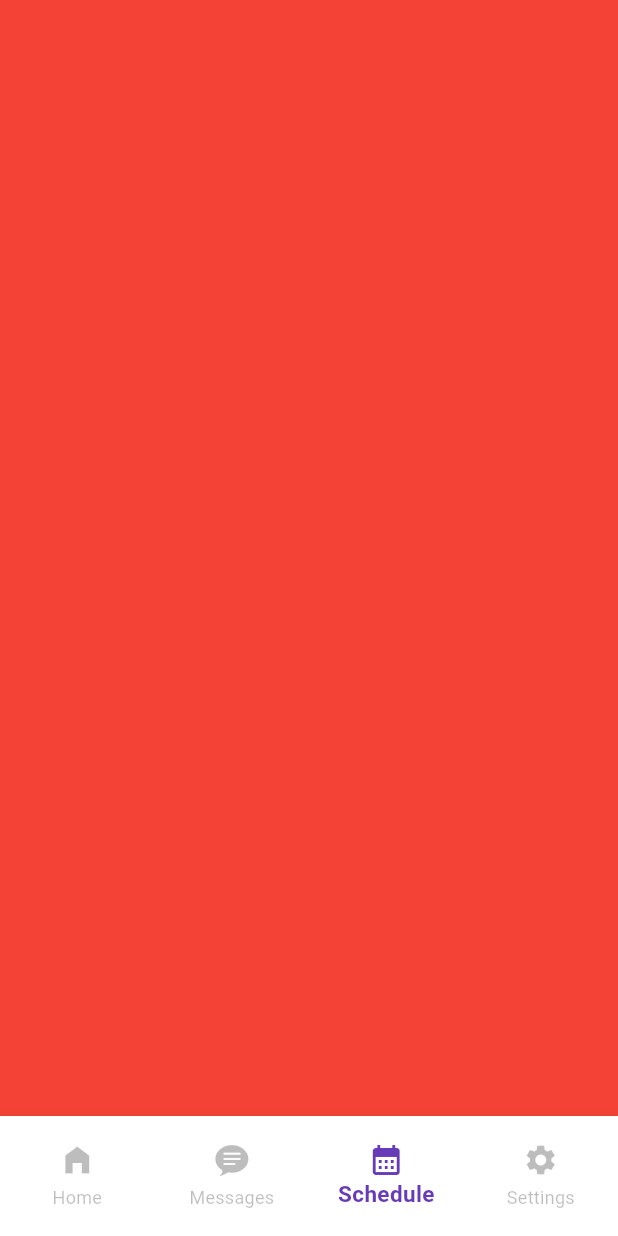
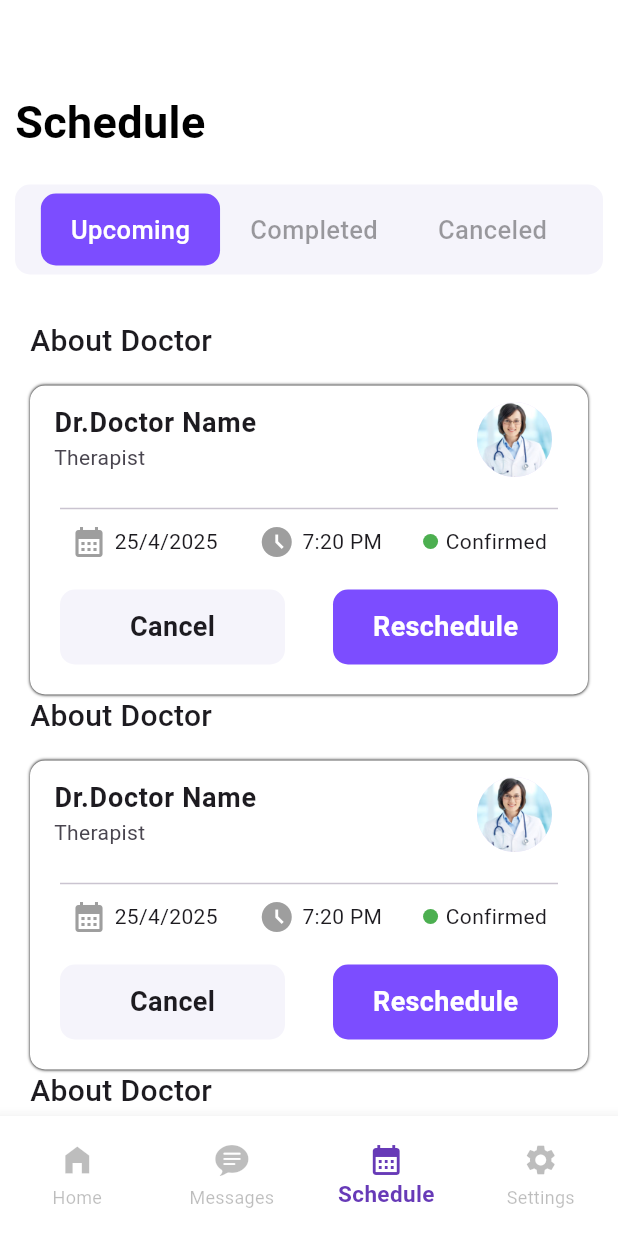
Before and after one commit to HossamGado/book_appointment, a Flutter app: the NavBarRoots screen opened directly, item 3 of the bottom bar chosen, on a phone screen of 412 x 824 dp. Run offline on Flutter 3.47's test engine with Material 3 defaults, Android fonts, the phone set to English and light mode, and no system bars.

Commit message:
Schedule finish

```diff
--- a/lib/main.dart
+++ b/lib/main.dart
@@ -1,4 +1,4 @@
-import 'package:doctor_appointment/screens/welcome_screen.dart';
+import 'package:doctor_appointment/widgets/navbar_roots.dart';
 import 'package:flutter/material.dart';
 
 void main() {
@@ -13,7 +13,7 @@ class MyApp extends StatelessWidget {
   Widget build(BuildContext context) {
     return MaterialApp(
       debugShowCheckedModeBanner: false,
-      home: WelcomeScreen(),
+      home: NavBarRoots(),
 
     );
   }
--- a/lib/screens/schedule_screen.dart
+++ b/lib/screens/schedule_screen.dart
@@ -1,12 +1,128 @@
+import 'package:doctor_appointment/widgets/upcoming_schedule.dart';
 import 'package:flutter/material.dart';
 
-class ScheduleScreen extends StatelessWidget {
+class ScheduleScreen extends StatefulWidget {
   const ScheduleScreen({super.key});
 
   @override
+  State<ScheduleScreen> createState() => _ScheduleScreenState();
+}
+
+class _ScheduleScreenState extends State<ScheduleScreen> {
+  int buttonIndex = 0;
+  final scheduleWidgets = [
+  UpcomingSchedule(),
+    Center(
+      child: Text("Completed",style: TextStyle(
+          fontSize: 20,
+          fontWeight: FontWeight.w500
+      ),),
+    ),
+    Center(
+      child: Text("Canceled",style: TextStyle(
+          fontSize: 20,
+          fontWeight: FontWeight.w500
+      ),),
+    ),
+  ];
+
+  @override
   Widget build(BuildContext context) {
-    return Container(
-      color: Colors.red,
+    return Padding(
+      padding: const EdgeInsets.only(top: 60,left: 10,right: 10),
+      child: SingleChildScrollView(
+        child: Column(
+          crossAxisAlignment: CrossAxisAlignment.start,
+          children: [
+            const Text(
+              "Schedule",
+              style: TextStyle(
+                  color: Colors.black, fontWeight: FontWeight.bold, fontSize: 30),
+            ),
+            SizedBox(
+              height: 20,
+            ),
+            Container(
+              height: 60,
+              decoration: BoxDecoration(
+                color: const Color(0xfff5f4fb),
+                borderRadius: BorderRadius.circular(10),
+              ),
+              child: Row(
+                mainAxisAlignment: MainAxisAlignment.center,
+                children: [
+                  InkWell(
+                    onTap: () {
+                      setState(() {
+                        buttonIndex = 0;
+                      });
+                    },
+                    child: Container(
+                      padding: EdgeInsets.symmetric(vertical: 12,horizontal: 20),
+                      decoration: BoxDecoration(
+                        color: buttonIndex==0?Colors.deepPurpleAccent:Colors.transparent,
+                        borderRadius: BorderRadius.circular(10),
+                      ),
+                      child: Text(
+                        "Upcoming",
+                        style: TextStyle(fontWeight: FontWeight.w500, fontSize: 17,
+                          color: buttonIndex==0?Colors.white:Colors.black38,
+
+                        ),
+                      ),
+                    ),
+                  ),
+                  InkWell(
+                    onTap: () {
+                      setState(() {
+                        buttonIndex = 1;
+                      });
+                    },
+                    child: Container(
+                      padding: EdgeInsets.symmetric(vertical: 12,horizontal: 20),
+                      decoration: BoxDecoration(
+                        color: buttonIndex==1?Colors.deepPurpleAccent:Colors.transparent,
+
+                        borderRadius: BorderRadius.circular(10),
+                      ),
+                      child: Text(
+                        "Completed",
+                        style: TextStyle(fontWeight: FontWeight.w500, fontSize: 17,
+                          color: buttonIndex==1?Colors.white:Colors.black38,
+
+                        ),
+                      ),
+                    ),
+                  ),
+                  InkWell(
+                    onTap: () {
+                      setState(() {
+                        buttonIndex = 2;
+                      });
+                    },
+                    child: Container(
+                      padding: EdgeInsets.symmetric(vertical: 12,horizontal: 20),
+                      decoration: BoxDecoration(
+                        color: buttonIndex==2?Colors.deepPurpleAccent:Colors.transparent,
+                        borderRadius: BorderRadius.circular(10),
+                      ),
+                      child: Text(
+                        "Canceled",
+                        style: TextStyle(fontWeight: FontWeight.w500, fontSize: 17,
+                          color: buttonIndex==2?Colors.white:Colors.black38,
+
+                        ),
+                      ),
+                    ),
+                  ),
+                ],
+              ),
+            ),
+            SizedBox(height: 30,),
+            scheduleWidgets[buttonIndex],
+          ],
+        ),
+      ),
     );
   }
 }
--- /dev/null
+++ b/lib/widgets/upcoming_schedule.dart
@@ -0,0 +1,392 @@
+import 'package:flutter/material.dart';
+
+class UpcomingSchedule extends StatelessWidget {
+  const UpcomingSchedule({super.key});
+
+  @override
+  Widget build(BuildContext context) {
+    return Padding(
+      padding: EdgeInsets.symmetric(horizontal: 10),
+      child: Column(
+        crossAxisAlignment: CrossAxisAlignment.start,
+        children: [
+          Text(
+            "About Doctor",
+            style: TextStyle(fontWeight: FontWeight.w500, fontSize: 20),
+          ),
+          SizedBox(
+            height: 15,
+          ),
+          Container(
+            decoration: BoxDecoration(
+              color: Colors.white,
+              borderRadius: BorderRadius.circular(10),
+              boxShadow: [
+                BoxShadow(
+                  blurRadius: 1,
+                )
+              ],
+            ),
+            child: SizedBox(
+              width: MediaQuery.of(context).size.width,
+              child: Column(
+                children: [
+                  ListTile(
+                    title: Text(
+                      "Dr.Doctor Name",
+                      style:
+                          TextStyle(fontSize: 18, fontWeight: FontWeight.bold),
+                    ),
+                    subtitle: Text("Therapist"),
+                    trailing: CircleAvatar(
+                      radius: 25,
+                      backgroundImage: AssetImage("assets/images/doctor1.jpg"),
+                    ),
+                  ),
+                  Divider(
+                    height: 20,
+                    endIndent: 20,
+                    indent: 20,
+                    thickness: 1,
+                  ),
+                  Row(
+                    mainAxisAlignment: MainAxisAlignment.spaceEvenly,
+                    children: [
+                      Row(
+                        mainAxisAlignment: MainAxisAlignment.spaceBetween,
+                        children: [
+                          Icon(
+                            Icons.calendar_month,
+                            color: Colors.grey,
+                          ),
+                          SizedBox(
+                            width: 5,
+                          ),
+                          Text("25/4/2025"),
+                        ],
+                      ),
+                      Row(
+                        mainAxisAlignment: MainAxisAlignment.spaceBetween,
+                        children: [
+                          Icon(
+                            Icons.access_time_filled,
+                            color: Colors.grey,
+                          ),
+                          SizedBox(
+                            width: 5,
+                          ),
+                          Text("7:20 PM"),
+                        ],
+                      ),
+                      Row(
+                        mainAxisAlignment: MainAxisAlignment.spaceBetween,
+                        children: [
+                          Container(
+                            padding: EdgeInsets.all(5),
+                            decoration: BoxDecoration(
+                              shape: BoxShape.circle,
+                              color: Colors.green,
+                            ),
+                          ),
+                          SizedBox(
+                            width: 5,
+                          ),
+                          Text("Confirmed"),
+                        ],
+                      ),
+                    ],
+                  ),
+                  Padding(
+                    padding: const EdgeInsets.symmetric(vertical: 20,horizontal: 20),
+                    child: Row(
+                      mainAxisAlignment: MainAxisAlignment.spaceBetween,
+                      children: [
+                        InkWell(
+                          child: Container(
+                            height: 50,
+                            width: 150,
+                            decoration: BoxDecoration(
+                                borderRadius: BorderRadius.circular(10),
+                                color: Color(0xfff5f4fb)),
+                            child: Center(child: Text("Cancel",style: TextStyle(
+                                fontWeight: FontWeight.bold,
+                                fontSize: 18
+                            ),)),
+                          ),
+                        ),
+                        InkWell(
+                          child: Container(
+                            height: 50,
+                            width: 150,
+                            decoration: BoxDecoration(
+                                borderRadius: BorderRadius.circular(10),
+                                color: Colors.deepPurpleAccent),
+                            child: Center(child: Text("Reschedule",style: TextStyle(
+                              color: Colors.white,
+                              fontWeight: FontWeight.bold,
+                              fontSize: 18
+                            ),)),
+                          ),
+                        )
+                      ],
+                    ),
+                  ),
+                ],
+              ),
+            ),
+          ),
+          Text(
+            "About Doctor",
+            style: TextStyle(fontWeight: FontWeight.w500, fontSize: 20),
+          ),
+          SizedBox(
+            height: 15,
+          ),
+          Container(
+            decoration: BoxDecoration(
+              color: Colors.white,
+              borderRadius: BorderRadius.circular(10),
+              boxShadow: [
+                BoxShadow(
+                  blurRadius: 1,
+                )
+              ],
+            ),
+            child: SizedBox(
+              width: MediaQuery.of(context).size.width,
+              child: Column(
+                children: [
+                  ListTile(
+                    title: Text(
+                      "Dr.Doctor Name",
+                      style:
+                      TextStyle(fontSize: 18, fontWeight: FontWeight.bold),
+                    ),
+                    subtitle: Text("Therapist"),
+                    trailing: CircleAvatar(
+                      radius: 25,
+                      backgroundImage: AssetImage("assets/images/doctor1.jpg"),
+                    ),
+                  ),
+                  Divider(
+                    height: 20,
+                    endIndent: 20,
+                    indent: 20,
+                    thickness: 1,
+                  ),
+                  Row(
+                    mainAxisAlignment: MainAxisAlignment.spaceEvenly,
+                    children: [
+                      Row(
+                        mainAxisAlignment: MainAxisAlignment.spaceBetween,
+                        children: [
+                          Icon(
+                            Icons.calendar_month,
+                            color: Colors.grey,
+                          ),
+                          SizedBox(
+                            width: 5,
+                          ),
+                          Text("25/4/2025"),
+                        ],
+                      ),
+                      Row(
+                        mainAxisAlignment: MainAxisAlignment.spaceBetween,
+                        children: [
+                          Icon(
+                            Icons.access_time_filled,
+                            color: Colors.grey,
+                          ),
+                          SizedBox(
+                            width: 5,
+                          ),
+                          Text("7:20 PM"),
+                        ],
+                      ),
+                      Row(
+                        mainAxisAlignment: MainAxisAlignment.spaceBetween,
+                        children: [
+                          Container(
+                            padding: EdgeInsets.all(5),
+                            decoration: BoxDecoration(
+                              shape: BoxShape.circle,
+                              color: Colors.green,
+                            ),
+                          ),
+                          SizedBox(
+                            width: 5,
+                          ),
+                          Text("Confirmed"),
+                        ],
+                      ),
+                    ],
+                  ),
+                  Padding(
+                    padding: const EdgeInsets.symmetric(vertical: 20,horizontal: 20),
+                    child: Row(
+                      mainAxisAlignment: MainAxisAlignment.spaceBetween,
+                      children: [
+                        InkWell(
+                          child: Container(
+                            height: 50,
+                            width: 150,
+                            decoration: BoxDecoration(
+                                borderRadius: BorderRadius.circular(10),
+                                color: Color(0xfff5f4fb)),
+                            child: Center(child: Text("Cancel",style: TextStyle(
+                                fontWeight: FontWeight.bold,
+                                fontSize: 18
+                            ),)),
+                          ),
+                        ),
+                        InkWell(
+                          child: Container(
+                            height: 50,
+                            width: 150,
+                            decoration: BoxDecoration(
+                                borderRadius: BorderRadius.circular(10),
+                                color: Colors.deepPurpleAccent),
+                            child: Center(child: Text("Reschedule",style: TextStyle(
+                                color: Colors.white,
+                                fontWeight: FontWeight.bold,
+                                fontSize: 18
+                            ),)),
+                          ),
+                        )
+                      ],
+                    ),
+                  ),
+                ],
+              ),
+            ),
+          ),
+          Text(
+            "About Doctor",
+            style: TextStyle(fontWeight: FontWeight.w500, fontSize: 20),
+          ),
+          SizedBox(
+            height: 15,
+          ),
+          Container(
+            decoration: BoxDecoration(
+              color: Colors.white,
+              borderRadius: BorderRadius.circular(10),
+              boxShadow: [
+                BoxShadow(
+                  blurRadius: 1,
+                )
+              ],
+            ),
+            child: SizedBox(
+              width: MediaQuery.of(context).size.width,
+              child: Column(
+                children: [
+                  ListTile(
+                    title: Text(
+                      "Dr.Doctor Name",
+                      style:
+                      TextStyle(fontSize: 18, fontWeight: FontWeight.bold),
+                    ),
+                    subtitle: Text("Therapist"),
+                    trailing: CircleAvatar(
+                      radius: 25,
+                      backgroundImage: AssetImage("assets/images/doctor1.jpg"),
+                    ),
+                  ),
+                  Divider(
+                    height: 20,
+                    endIndent: 20,
+                    indent: 20,
+                    thickness: 1,
+                  ),
+                  Row(
+                    mainAxisAlignment: MainAxisAlignment.spaceEvenly,
+                    children: [
+                      Row(
+                        mainAxisAlignment: MainAxisAlignment.spaceBetween,
+                        children: [
+                          Icon(
+                            Icons.calendar_month,
+                            color: Colors.grey,
+                          ),
+                          SizedBox(
+                            width: 5,
+                          ),
+                          Text("25/4/2025"),
+                        ],
+                      ),
+                      Row(
+                        mainAxisAlignment: MainAxisAlignment.spaceBetween,
+                        children: [
+                          Icon(
+                            Icons.access_time_filled,
+                            color: Colors.grey,
+                          ),
+                          SizedBox(
+                            width: 5,
+                          ),
+                          Text("7:20 PM"),
+                        ],
+                      ),
+                      Row(
+                        mainAxisAlignment: MainAxisAlignment.spaceBetween,
+                        children: [
+                          Container(
+                            padding: EdgeInsets.all(5),
+                            decoration: BoxDecoration(
+                              shape: BoxShape.circle,
+                              color: Colors.green,
+                            ),
+                          ),
+                          SizedBox(
+                            width: 5,
+                          ),
+                          Text("Confirmed"),
+                        ],
+                      ),
+                    ],
+                  ),
+                  Padding(
+                    padding: const EdgeInsets.symmetric(vertical: 20,horizontal: 20),
+                    child: Row(
+                      mainAxisAlignment: MainAxisAlignment.spaceBetween,
+                      children: [
+                        InkWell(
+                          child: Container(
+                            height: 50,
+                            width: 150,
+                            decoration: BoxDecoration(
+                                borderRadius: BorderRadius.circular(10),
+                                color: Color(0xfff5f4fb)),
+                            child: Center(child: Text("Cancel",style: TextStyle(
+                                fontWeight: FontWeight.bold,
+                                fontSize: 18
+                            ),)),
+                          ),
+                        ),
+                        InkWell(
+                          child: Container(
+                            height: 50,
+                            width: 150,
+                            decoration: BoxDecoration(
+                                borderRadius: BorderRadius.circular(10),
+                                color: Colors.deepPurpleAccent),
+                            child: Center(child: Text("Reschedule",style: TextStyle(
+                                color: Colors.white,
+                                fontWeight: FontWeight.bold,
+                                fontSize: 18
+                            ),)),
+                          ),
+                        )
+                      ],
+                    ),
+                  ),
+                ],
+              ),
+            ),
+          ),
+        ],
+      ),
+    );
+  }
+}
```
